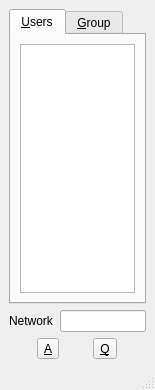
First picture: the form in notify/main.ui, repository QtPlay/coastal-qt, before the edit.
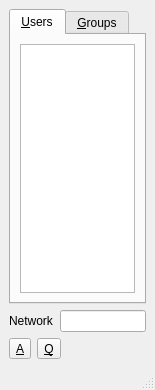
Second picture: the form after the edit.

```diff
--- a/notify/main.ui
+++ b/notify/main.ui
@@ -34,7 +34,7 @@
         </widget>
         <widget class="QWidget" name="groupTab">
          <attribute name="title">
-          <string>&amp;Group</string>
+          <string>&amp;Groups</string>
          </attribute>
          <layout class="QHBoxLayout" name="horizontalLayout_4">
           <item>
@@ -76,6 +76,19 @@
         </property>
        </widget>
       </item>
+      <item>
+       <spacer name="horizontalSpacer">
+        <property name="orientation">
+         <enum>Qt::Horizontal</enum>
+        </property>
+        <property name="sizeHint" stdset="0">
+         <size>
+          <width>40</width>
+          <height>20</height>
+         </size>
+        </property>
+       </spacer>
+      </item>
      </layout>
     </item>
    </layout>
```
Left out of the diff: 2 changed lines with no effect on the pictures.
